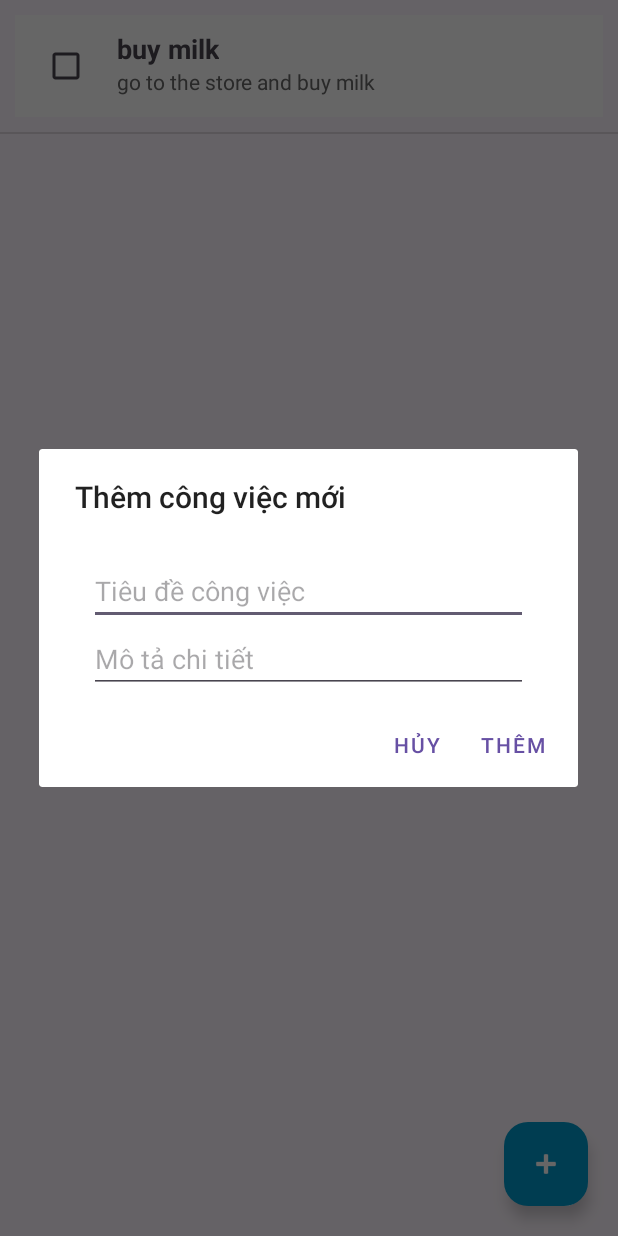
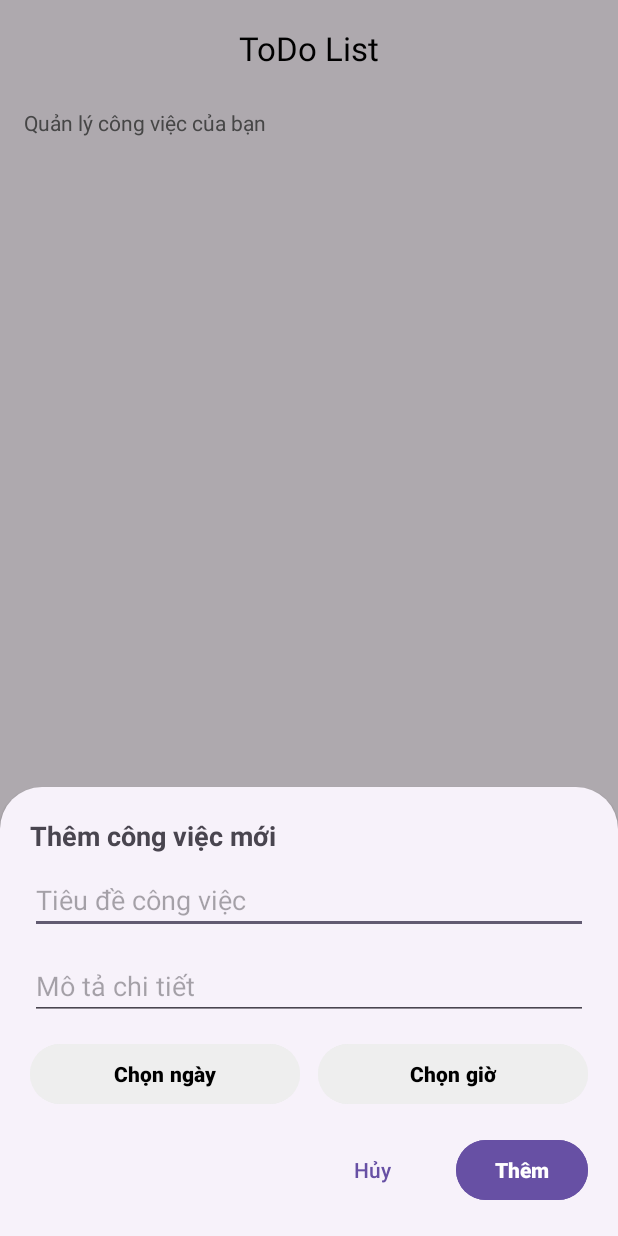
Before and after one commit to Zianggg/ToDoList, an Android app: the screen it shows after launch (MainActivity), after a tap on "Thêm", on a phone screen of 412 x 824 dp. Run offline under Robolectric (Android 15) with nearby library versions, the phone set to English and light mode, and no system bars.

Commit message:
[add]: todolist basic

```diff
--- a/app/src/main/AndroidManifest.xml
+++ b/app/src/main/AndroidManifest.xml
@@ -12,6 +12,9 @@
         android:supportsRtl="true"
         android:theme="@style/Theme.ToDoList">
         <activity
+            android:name=".EditItemActivity"
+            android:exported="false" />
+        <activity
             android:name=".MainActivity"
             android:exported="true">
             <intent-filter>
--- a/app/src/main/java/com/example/todolist/MainActivity.java
+++ b/app/src/main/java/com/example/todolist/MainActivity.java
@@ -1,13 +1,18 @@
 package com.example.todolist;
 
+import android.content.Intent;
 import android.os.Bundle;
-import android.widget.ArrayAdapter;
+import android.view.LayoutInflater;
+import android.view.View;
+import android.widget.Button;
+import android.widget.EditText;
 import android.widget.ListView;
 import android.widget.Toast;
 
 import androidx.activity.EdgeToEdge;
 import androidx.appcompat.app.AppCompatActivity;
 
+import com.google.android.material.bottomsheet.BottomSheetDialog;
 import com.google.android.material.floatingactionbutton.FloatingActionButton;
 
 import java.util.ArrayList;
@@ -17,7 +22,7 @@ public class MainActivity extends AppCompatActivity {
     private ArrayList<ToDoListItems> toDoListItems;
     private ToDoListItemsAdapter arrayAdapter;
     private FloatingActionButton btnAdd;
-
+    private ToDoDbHelper dbHelper;
 
     @Override
     protected void onCreate(Bundle savedInstanceState) {
@@ -27,60 +32,105 @@ public class MainActivity extends AppCompatActivity {
 
         listView = findViewById(R.id.toDoList);
         btnAdd = findViewById(R.id.btnAdd);
+        dbHelper = new ToDoDbHelper(this);
 
-        toDoListItems = new ArrayList<>();
-        toDoListItems.add(new ToDoListItems(01, "buy milk", "go to the store and buy milk", false));
+        toDoListItems = dbHelper.getAllTodos();
 
         arrayAdapter = new ToDoListItemsAdapter(this, toDoListItems);
         listView.setAdapter(arrayAdapter);
 
-        listView.setAdapter(arrayAdapter);
+		btnAdd.setOnClickListener(v -> {
+			BottomSheetDialog bottomSheetDialog = new BottomSheetDialog(MainActivity.this);
+			View sheetView = LayoutInflater.from(MainActivity.this).inflate(R.layout.bottom_sheet_add_item, null);
+			bottomSheetDialog.setContentView(sheetView);
 
-        btnAdd.setOnClickListener(v -> {
-            // Tạo layout nhập liệu
-            android.app.AlertDialog.Builder builder = new android.app.AlertDialog.Builder(MainActivity.this);
-            builder.setTitle("Thêm công việc mới");
+			EditText inputTitle = sheetView.findViewById(R.id.edtTitle);
+			EditText inputDescription = sheetView.findViewById(R.id.edtDescription);
+			Button btnCancel = sheetView.findViewById(R.id.btnCancel);
+			Button btnAddConfirm = sheetView.findViewById(R.id.btnAddConfirm);
+			Button btnPickStart = sheetView.findViewById(R.id.btnPickStart);
+			Button btnPickEnd = sheetView.findViewById(R.id.btnPickEnd);
 
-            // Tạo view gồm 2 ô nhập
-            android.widget.LinearLayout layout = new android.widget.LinearLayout(MainActivity.this);
-            layout.setOrientation(android.widget.LinearLayout.VERTICAL);
-            layout.setPadding(50, 40, 50, 10);
+			final Long[] startHolder = { null };
+			final Long[] endHolder = { null };
 
-            final android.widget.EditText inputTitle = new android.widget.EditText(MainActivity.this);
-            inputTitle.setHint("Tiêu đề công việc");
-            layout.addView(inputTitle);
+			btnPickStart.setOnClickListener(xx -> {
+				java.util.Calendar cal = java.util.Calendar.getInstance();
+				new android.app.DatePickerDialog(MainActivity.this, (view1, y, m, d) -> {
+					java.util.Calendar c = java.util.Calendar.getInstance();
+					c.set(y, m, d, 0, 0, 0);
+					c.set(java.util.Calendar.MILLISECOND, 0);
+					startHolder[0] = c.getTimeInMillis();
+					btnPickStart.setText(String.format("%02d/%02d/%04d", d, m+1, y));
+				}, cal.get(java.util.Calendar.YEAR), cal.get(java.util.Calendar.MONTH), cal.get(java.util.Calendar.DAY_OF_MONTH)).show();
+			});
 
-            final android.widget.EditText inputDescription = new android.widget.EditText(MainActivity.this);
-            inputDescription.setHint("Mô tả chi tiết");
-            layout.addView(inputDescription);
+			btnPickEnd.setOnClickListener(xx -> {
+				java.util.Calendar now = java.util.Calendar.getInstance();
+				int initHour = now.get(java.util.Calendar.HOUR_OF_DAY);
+				int initMin = now.get(java.util.Calendar.MINUTE);
+				new android.app.TimePickerDialog(MainActivity.this, (view12, hourOfDay, minute) -> {
+					java.util.Calendar base = java.util.Calendar.getInstance();
+					if (startHolder[0] != null) {
+						base.setTimeInMillis(startHolder[0]);
+						// normalize to start of day of the chosen date
+						base.set(java.util.Calendar.HOUR_OF_DAY, 0);
+						base.set(java.util.Calendar.MINUTE, 0);
+						base.set(java.util.Calendar.SECOND, 0);
+						base.set(java.util.Calendar.MILLISECOND, 0);
+					} else {
+						// if date not chosen yet, use today's date at 00:00
+						base.set(java.util.Calendar.HOUR_OF_DAY, 0);
+						base.set(java.util.Calendar.MINUTE, 0);
+						base.set(java.util.Calendar.SECOND, 0);
+						base.set(java.util.Calendar.MILLISECOND, 0);
+					}
+					base.add(java.util.Calendar.HOUR_OF_DAY, hourOfDay);
+					base.add(java.util.Calendar.MINUTE, minute);
+					startHolder[0] = base.getTimeInMillis();
+					endHolder[0] = null; // no end date/time
+					btnPickEnd.setText(String.format("%02d:%02d", hourOfDay, minute));
+				}, initHour, initMin, true).show();
+			});
 
-            builder.setView(layout);
-
-            // Nút Thêm
-            builder.setPositiveButton("Thêm", (dialog, which) -> {
+			btnCancel.setOnClickListener(x -> bottomSheetDialog.dismiss());
+			btnAddConfirm.setOnClickListener(x -> {
 				String title = inputTitle.getText().toString().trim();
 				String description = inputDescription.getText().toString().trim();
-
 				if (title.isEmpty()) {
 					Toast.makeText(MainActivity.this, "Vui lòng nhập tiêu đề", Toast.LENGTH_SHORT).show();
 					return;
 				}
-
-                // Tạo item mới
-                int newId = toDoListItems.size() + 1;
-                // ID duy nhất
-                ToDoListItems newItem = new ToDoListItems(newId, title, description, false);
+				long newId = dbHelper.insertTodo(title, description, false, startHolder[0], null);
+				ToDoListItems newItem = new ToDoListItems((int)newId, title, description, false, startHolder[0]);
 				toDoListItems.add(newItem);
-
-                // Cập nhật ListView
 				arrayAdapter.notifyDataSetChanged();
 				Toast.makeText(MainActivity.this, "Đã thêm công việc mới", Toast.LENGTH_SHORT).show();
+				bottomSheetDialog.dismiss();
 			});
 
-            // Nút Hủy
-            builder.setNegativeButton("Hủy", (dialog, which) -> dialog.dismiss());
-
-            builder.show();
+			bottomSheetDialog.show();
 		});
     }
+    @Override
+    protected void onActivityResult(int requestCode, int resultCode, Intent data) {
+        super.onActivityResult(requestCode, resultCode, data);
+        if (requestCode == 100 && resultCode == RESULT_OK) {
+            int position = data.getIntExtra("position", -1);
+            String newTitle = data.getStringExtra("newTitle");
+            String newDescription = data.getStringExtra("newDescription");
+            Long newStart = data.hasExtra("startDate") ? data.getLongExtra("startDate", 0L) : null;
+            if (newStart != null && newStart == 0L) newStart = null;
+
+            if (position != -1) {
+                ToDoListItems item = toDoListItems.get(position);
+                item.setTitle(newTitle);
+                item.setDescription(newDescription);
+				item.setDateTimeMillis(newStart);
+                dbHelper.updateTodo(item.getToDoItemID(), newTitle, newDescription, item.isCompleted(), newStart, null);
+                arrayAdapter.notifyDataSetChanged();
+                Toast.makeText(this, "Cập nhật thành công!", Toast.LENGTH_SHORT).show();
             }
+        }
+    }
+}
--- /dev/null
+++ b/app/src/main/java/com/example/todolist/ToDoDbHelper.java
@@ -0,0 +1,108 @@
+package com.example.todolist;
+
+import android.content.ContentValues;
+import android.content.Context;
+import android.database.Cursor;
+import android.database.sqlite.SQLiteDatabase;
+import android.database.sqlite.SQLiteOpenHelper;
+
+import java.util.ArrayList;
+
+public class ToDoDbHelper extends SQLiteOpenHelper {
+	private static final String DB_NAME = "todo.db";
+	private static final int DB_VERSION = 2;
+
+	public static final String TABLE_TODO = "todos";
+	public static final String COL_ID = "id";
+	public static final String COL_TITLE = "title";
+	public static final String COL_DESCRIPTION = "description";
+	public static final String COL_COMPLETED = "completed"; // 0/1
+    public static final String COL_START_DATE = "start_date"; // epoch millis nullable
+    public static final String COL_END_DATE = "end_date"; // epoch millis nullable
+
+	public ToDoDbHelper(Context context) {
+		super(context, DB_NAME, null, DB_VERSION);
+	}
+
+	@Override
+	public void onCreate(SQLiteDatabase db) {
+		String create = "CREATE TABLE " + TABLE_TODO + " (" +
+				COL_ID + " INTEGER PRIMARY KEY AUTOINCREMENT, " +
+				COL_TITLE + " TEXT NOT NULL, " +
+				COL_DESCRIPTION + " TEXT, " +
+				COL_COMPLETED + " INTEGER NOT NULL DEFAULT 0, " +
+                COL_START_DATE + " INTEGER, " +
+                COL_END_DATE + " INTEGER" +
+				")";
+		db.execSQL(create);
+	}
+
+	@Override
+	public void onUpgrade(SQLiteDatabase db, int oldVersion, int newVersion) {
+		if (oldVersion < 2) {
+			// add date columns if missing
+			try { db.execSQL("ALTER TABLE " + TABLE_TODO + " ADD COLUMN " + COL_START_DATE + " INTEGER"); } catch (Exception ignored) {}
+			try { db.execSQL("ALTER TABLE " + TABLE_TODO + " ADD COLUMN " + COL_END_DATE + " INTEGER"); } catch (Exception ignored) {}
+		}
+	}
+
+	public long insertTodo(String title, String description, boolean completed, Long startDateMillis, Long endDateMillis) {
+		SQLiteDatabase db = getWritableDatabase();
+		ContentValues cv = new ContentValues();
+		cv.put(COL_TITLE, title);
+		cv.put(COL_DESCRIPTION, description);
+		cv.put(COL_COMPLETED, completed ? 1 : 0);
+		if (startDateMillis != null) cv.put(COL_START_DATE, startDateMillis);
+		if (endDateMillis != null) cv.put(COL_END_DATE, endDateMillis);
+		return db.insert(TABLE_TODO, null, cv);
+	}
+
+	public ArrayList<ToDoListItems> getAllTodos() {
+		ArrayList<ToDoListItems> list = new ArrayList<>();
+		SQLiteDatabase db = getReadableDatabase();
+		Cursor c = db.query(TABLE_TODO, null, null, null, null, null, COL_ID + " ASC");
+		try {
+			int idxId = c.getColumnIndexOrThrow(COL_ID);
+			int idxTitle = c.getColumnIndexOrThrow(COL_TITLE);
+			int idxDesc = c.getColumnIndexOrThrow(COL_DESCRIPTION);
+			int idxCompleted = c.getColumnIndexOrThrow(COL_COMPLETED);
+            int idxStart = c.getColumnIndexOrThrow(COL_START_DATE);
+            int idxEnd = c.getColumnIndexOrThrow(COL_END_DATE);
+			while (c.moveToNext()) {
+				int id = c.getInt(idxId);
+				String title = c.getString(idxTitle);
+				String desc = c.getString(idxDesc);
+				boolean completed = c.getInt(idxCompleted) == 1;
+                Long start = c.isNull(idxStart) ? null : c.getLong(idxStart);
+                // Map legacy columns to unified dateTimeMillis (use start)
+                list.add(new ToDoListItems(id, title, desc, completed, start));
+			}
+		} finally {
+			c.close();
+		}
+		return list;
+	}
+
+	public int updateTodo(int id, String title, String description, boolean completed, Long startDateMillis, Long endDateMillis) {
+		SQLiteDatabase db = getWritableDatabase();
+		ContentValues cv = new ContentValues();
+		cv.put(COL_TITLE, title);
+		cv.put(COL_DESCRIPTION, description);
+		cv.put(COL_COMPLETED, completed ? 1 : 0);
+		if (startDateMillis != null) cv.put(COL_START_DATE, startDateMillis); else cv.putNull(COL_START_DATE);
+		if (endDateMillis != null) cv.put(COL_END_DATE, endDateMillis); else cv.putNull(COL_END_DATE);
+		return db.update(TABLE_TODO, cv, COL_ID + "=?", new String[]{String.valueOf(id)});
+	}
+
+	public int setCompleted(int id, boolean completed) {
+		SQLiteDatabase db = getWritableDatabase();
+		ContentValues cv = new ContentValues();
+		cv.put(COL_COMPLETED, completed ? 1 : 0);
+		return db.update(TABLE_TODO, cv, COL_ID + "=?", new String[]{String.valueOf(id)});
+	}
+
+	public int deleteTodo(int id) {
+		SQLiteDatabase db = getWritableDatabase();
+		return db.delete(TABLE_TODO, COL_ID + "=?", new String[]{String.valueOf(id)});
+	}
+}
--- a/app/src/main/res/layout/activity_main.xml
+++ b/app/src/main/res/layout/activity_main.xml
@@ -7,10 +7,44 @@
     android:layout_height="match_parent"
     tools:context=".MainActivity">
 
+    <com.google.android.material.appbar.MaterialToolbar
+        android:id="@+id/toolbar"
+        android:layout_width="0dp"
+        android:layout_height="wrap_content"
+        android:backgroundTint="@android:color/white"
+        app:title="ToDo List"
+        app:titleCentered="true"
+        app:titleTextColor="@android:color/black"
+        app:layout_constraintTop_toTopOf="parent"
+        app:layout_constraintStart_toStartOf="parent"
+        app:layout_constraintEnd_toEndOf="parent" />
+
+    <TextView
+        android:id="@+id/tvSubtitle"
+        android:layout_width="0dp"
+        android:layout_height="wrap_content"
+        android:text="Quản lý công việc của bạn"
+        android:textColor="#666666"
+        android:paddingStart="16dp"
+        android:paddingEnd="16dp"
+        android:paddingTop="8dp"
+        android:paddingBottom="8dp"
+        app:layout_constraintTop_toBottomOf="@id/toolbar"
+        app:layout_constraintStart_toStartOf="parent"
+        app:layout_constraintEnd_toEndOf="parent" />
+
     <ListView
         android:id="@+id/toDoList"
-        android:layout_width="match_parent"
-        android:layout_height="match_parent"></ListView>
+        android:layout_width="0dp"
+        android:layout_height="0dp"
+        android:divider="@null"
+        android:dividerHeight="0dp"
+        android:paddingStart="8dp"
+        android:paddingEnd="8dp"
+        app:layout_constraintTop_toBottomOf="@id/tvSubtitle"
+        app:layout_constraintBottom_toBottomOf="parent"
+        app:layout_constraintStart_toStartOf="parent"
+        app:layout_constraintEnd_toEndOf="parent" />
 
     <com.google.android.material.floatingactionbutton.FloatingActionButton
         android:id="@+id/btnAdd"
--- /dev/null
+++ b/app/src/main/res/layout/bottom_sheet_add_item.xml
@@ -0,0 +1,91 @@
+<?xml version="1.0" encoding="utf-8"?>
+<LinearLayout xmlns:android="http://schemas.android.com/apk/res/android"
+    android:layout_width="match_parent"
+    android:layout_height="wrap_content"
+    android:orientation="vertical"
+    android:padding="20dp">
+
+    <TextView
+        android:id="@+id/tvSheetTitle"
+        android:layout_width="match_parent"
+        android:layout_height="wrap_content"
+        android:text="Thêm công việc mới"
+        android:textStyle="bold"
+        android:textSize="18sp"
+        android:paddingBottom="8dp" />
+
+    <EditText
+        android:id="@+id/edtTitle"
+        android:layout_width="match_parent"
+        android:layout_height="wrap_content"
+        android:hint="Tiêu đề công việc" />
+
+    <EditText
+        android:id="@+id/edtDescription"
+        android:layout_width="match_parent"
+        android:layout_height="wrap_content"
+        android:layout_marginTop="12dp"
+        android:hint="Mô tả chi tiết" />
+
+    <LinearLayout
+        android:layout_width="match_parent"
+        android:layout_height="wrap_content"
+        android:orientation="horizontal"
+        android:layout_marginTop="12dp">
+
+        <Button
+            android:id="@+id/btnPickStart"
+            android:layout_width="0dp"
+            android:layout_height="48dp"
+            android:layout_weight="1"
+            android:text="Chọn ngày"
+            android:textAllCaps="false"
+            android:textStyle="bold"
+            android:backgroundTint="#EEEEEE"
+            android:textColor="#000000" />
+
+        <Space
+            android:layout_width="12dp"
+            android:layout_height="0dp" />
+
+        <Button
+            android:id="@+id/btnPickEnd"
+            android:layout_width="0dp"
+            android:layout_height="48dp"
+            android:layout_weight="1"
+            android:text="Chọn giờ"
+            android:textAllCaps="false"
+            android:textStyle="bold"
+            android:backgroundTint="#EEEEEE"
+            android:textColor="#000000" />
+    </LinearLayout>
+
+    <LinearLayout
+        android:layout_width="match_parent"
+        android:layout_height="wrap_content"
+        android:orientation="horizontal"
+        android:gravity="end"
+        android:layout_marginTop="16dp">
+
+        <Button
+            android:id="@+id/btnCancel"
+            android:layout_width="wrap_content"
+            android:layout_height="48dp"
+            android:text="Hủy"
+            android:textAllCaps="false"
+            android:backgroundTint="#00000000"
+            android:textColor="?attr/colorPrimary"
+            android:layout_marginEnd="12dp" />
+
+        <Button
+            android:id="@+id/btnAddConfirm"
+            android:layout_width="wrap_content"
+            android:layout_height="48dp"
+            android:text="Thêm"
+            android:textAllCaps="false"
+            android:textStyle="bold"
+            android:backgroundTint="?attr/colorPrimary"
+            android:textColor="@android:color/white" />
+    </LinearLayout>
+
+</LinearLayout>
```
Also changed, not shown: app/src/main/java/com/example/todolist/EditItemActivity.java (added, +98 -0 lines), app/src/main/java/com/example/todolist/ToDoListItems.java (+47 -1 lines), app/src/main/java/com/example/todolist/ToDoListItemsAdapter.java (+51 -35 lines), app/src/main/res/layout/activity_edit_item.xml (added, +60 -0 lines), app/src/main/res/layout/item_to_do.xml (+9 -0 lines). Lines whose indentation alone changed are shown as unchanged.
